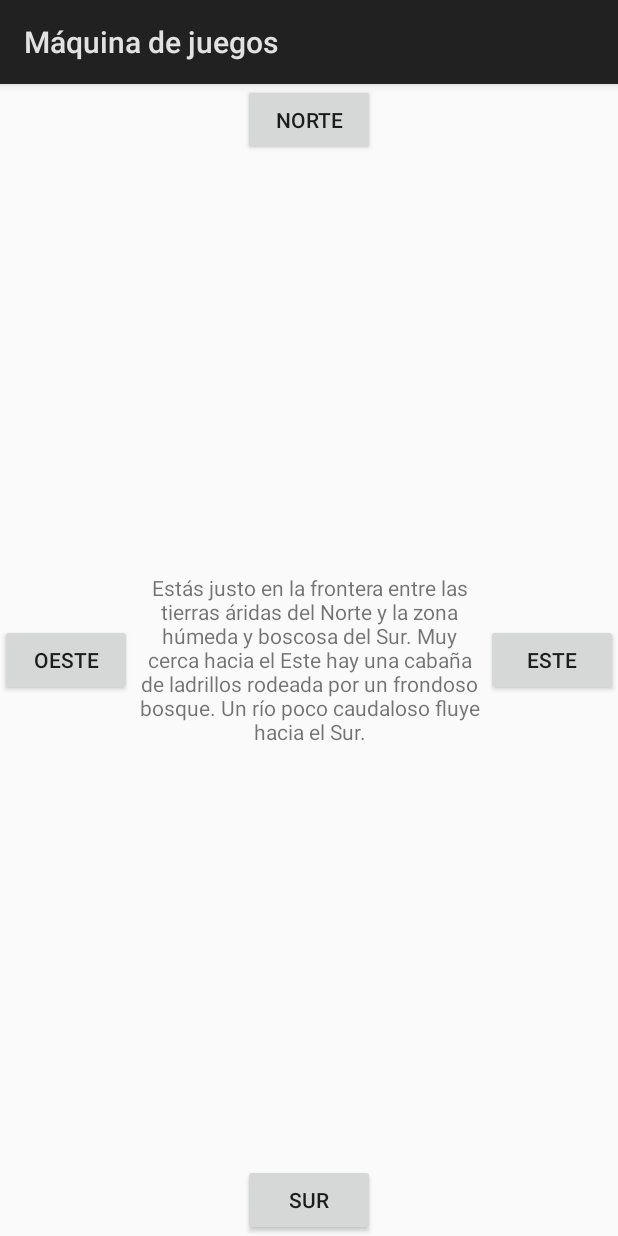
After one commit to JuanAntonioRomero/introduccion-a-android, an Android app: the AdventureGameActivity screen opened directly, with no data from a screen before it, on a phone screen of 412 x 824 dp. The commit adds this screen. Run offline under Robolectric (Android 15) with nearby library versions, the phone set to English and light mode, and no system bars.

Commit message:
Workshop - Step 4 - Adventure game

```diff
--- a/app/src/main/AndroidManifest.xml
+++ b/app/src/main/AndroidManifest.xml
@@ -17,6 +17,7 @@
         </activity>
         <activity android:name=".AdderGameActivity"/>
         <activity android:name=".GuessGameActivity"/>
+        <activity android:name=".AdventureGameActivity"/>
     </application>
 
 </manifest>
--- /dev/null
+++ b/app/src/main/java/com/example/everis/android/introduccionaandroid/AdventureGameActivity.java
@@ -0,0 +1,98 @@
+package com.example.everis.android.introduccionaandroid;
+
+import android.app.Activity;
+import android.os.Bundle;
+import android.view.View;
+import android.widget.Button;
+import android.widget.TextView;
+
+public class AdventureGameActivity extends Activity {
+
+    private static final int[][] mRoomDescriptions = {
+        {R.string.adventure_location_0_0,
+            R.string.adventure_location_0_1,
+            R.string.adventure_location_0_2},
+        {R.string.adventure_location_1_0,
+            R.string.adventure_location_1_1,
+            R.string.adventure_location_1_2},
+        {R.string.adventure_location_2_0,
+            R.string.adventure_location_2_1,
+            R.string.adventure_location_2_2}};
+
+    private int mLocationX;
+    private int mLocationY;
+
+    private TextView mPrompt;
+    private Button mNorthButton;
+    private Button mSouthButton;
+    private Button mEastButton;
+    private Button mWestButton;
+
+    @Override
+    protected void onCreate(Bundle savedInstanceState) {
+        super.onCreate(savedInstanceState);
+        setContentView(R.layout.activity_adventure);
+
+        mPrompt = findViewById(R.id.prompt);
+
+        initializeButtons();
+
+        mLocationX = 1;
+        mLocationY = 1;
+        updatePrompt();
+    }
+
+    private void initializeButtons() {
+        mNorthButton = findViewById(R.id.button_north);
+        mNorthButton.setOnClickListener(new View.OnClickListener() {
+            @Override
+            public void onClick(View view) {
+                mLocationY--;
+                updateState();
+            }
+        });
+
+        mSouthButton = findViewById(R.id.button_south);
+        mSouthButton.setOnClickListener(new View.OnClickListener() {
+            @Override
+            public void onClick(View view) {
+                mLocationY++;
+                updateState();
+            }
+        });
+
+        mEastButton = findViewById(R.id.button_east);
+        mEastButton.setOnClickListener(new View.OnClickListener() {
+            @Override
+            public void onClick(View view) {
+                mLocationX++;
+                updateState();
+            }
+        });
+
+        mWestButton = findViewById(R.id.button_west);
+        mWestButton.setOnClickListener(new View.OnClickListener() {
+            @Override
+            public void onClick(View view) {
+                mLocationX--;
+                updateState();
+            }
+        });
+    }
+
+    private void updateState() {
+        updateButtons();
+        updatePrompt();
+    }
+
+    private void updateButtons() {
+        mNorthButton.setEnabled(mLocationY > 0);
+        mSouthButton.setEnabled(mLocationY < mRoomDescriptions[mLocationX].length - 1);
+        mWestButton.setEnabled(mLocationX > 0);
+        mEastButton.setEnabled(mLocationX < mRoomDescriptions.length - 1);
+    }
+
+    private void updatePrompt() {
+        mPrompt.setText(mRoomDescriptions[mLocationX][mLocationY]);
+    }
+}
--- /dev/null
+++ b/app/src/main/res/layout/activity_adventure.xml
@@ -0,0 +1,48 @@
+<?xml version="1.0" encoding="utf-8"?>
+<RelativeLayout xmlns:android="http://schemas.android.com/apk/res/android"
+                android:layout_width="match_parent"
+                android:layout_height="match_parent">
+
+    <Button
+        android:id="@+id/button_north"
+        android:layout_width="wrap_content"
+        android:layout_height="wrap_content"
+        android:layout_alignParentTop="true"
+        android:layout_centerHorizontal="true"
+        android:text="@string/adventure_north"/>
+
+    <Button
+        android:id="@+id/button_west"
+        android:layout_width="wrap_content"
+        android:layout_height="wrap_content"
+        android:layout_alignParentLeft="true"
+        android:layout_centerVertical="true"
+        android:text="@string/adventure_west"/>
+
+    <Button
+        android:id="@+id/button_east"
+        android:layout_width="wrap_content"
+        android:layout_height="wrap_content"
+        android:layout_alignParentRight="true"
+        android:layout_centerVertical="true"
+        android:text="@string/adventure_east"/>
+
+    <Button
+        android:id="@+id/button_south"
+        android:layout_width="wrap_content"
+        android:layout_height="wrap_content"
+        android:layout_alignParentBottom="true"
+        android:layout_centerHorizontal="true"
+        android:text="@string/adventure_south"/>
+
+    <TextView
+        android:id="@+id/prompt"
+        android:layout_width="match_parent"
+        android:layout_height="wrap_content"
+        android:layout_above="@+id/button_south"
+        android:layout_below="@+id/button_north"
+        android:layout_toLeftOf="@+id/button_east"
+        android:layout_toRightOf="@+id/button_west"
+        android:gravity="center"/>
+
+</RelativeLayout>
--- a/app/src/main/res/values/strings.xml
+++ b/app/src/main/res/values/strings.xml
@@ -27,4 +27,18 @@
     <string name="guessNumber_lower">No, mi número es más bajo que ése.</string>
     <string name="guessNumber_greater">No, mi número es más grande que ése.</string>
     <string name="guessNumber_correct">¡Has acertado! ¡Y solo te ha llevado %s intentos!</string>
+
+    <string name="adventure_north">Norte</string>
+    <string name="adventure_south">Sur</string>
+    <string name="adventure_east">Este</string>
+    <string name="adventure_west">Oeste</string>
+    <string name="adventure_location_0_0">Una gigantesca pirámide escalonada gobierna este lugar. Parece inaccesible desde aquí abajo, sin escalones de tamaño humano a la vista. En lo alto puedes distinguir una puerta metálica doble, cerrada, con el dibujo de unos ojos que parecen mirarte desde las alturas.</string>
+    <string name="adventure_location_0_1">Una gruta en medio de una elevada pared de piedra sirve de nacimiento a un arroyuelo que discurre hacia el sureste. Un solitario salmón intenta en vano subir a contracorriente, una y otra vez.</string>
+    <string name="adventure_location_0_2">El bosque se vuelve totalmente impenetrable a este nivel, incluso para la luz. Por todas partes ves cosas moviéndose, y la textura de los troncos te hacen ver grandes ojos que te observan desde todos los ángulos.</string>
+    <string name="adventure_location_1_0">Te encuentras al borde de un desierto que llega hasta donde alcanza la vista. Dunas de fina arena montan unas sobre otras, y el reflejo del sol ciega tus ojos. No crees ser capaz de aguantar mucho tiempo en este vasto lugar de muerte.</string>
+    <string name="adventure_location_1_1">Estás justo en la frontera entre las tierras áridas del Norte y la zona húmeda y boscosa del Sur. Muy cerca hacia el Este hay una cabaña de ladrillos rodeada por un frondoso bosque. Un río poco caudaloso fluye hacia el Sur.</string>
+    <string name="adventure_location_1_2">Te has internado levemente en los lindes de un bosque húmedo y oscuro. Los árboles cada vez se cierran más, impidiéndote el paso, y cientos de extraños sonidos llenan tus oídos, desde animales correteando hasta el rumor de las hojas secas bajo tus pies.</string>
+    <string name="adventure_location_2_0">Entre la niebla puedes divisar una escarpada cordillera de montañas coronadas de nieve. Un grupo de jabalíes corretean por la ladera de una de las montañas, los lechones jugueteando entre ellos mientras los adultos se afanan buscando comida.</string>
+    <string name="adventure_location_2_1">Delante tuya se alza una pequeña cabaña de piedra y puerta de madera. Parece abandonada desde hace mucho tiempo, salvo por caracoles y algún que otro murciélago que cuelga del porche delantero.</string>
+    <string name="adventure_location_2_2">Un pozo se alza perdido en este lugar, último retazo de civilización en este paraje perdido. Mirando en su interior puedes ver que está seco desde hace tiempo.</string>
 </resources>
```
Also changed, not shown: app/src/main/java/com/example/everis/android/introduccionaandroid/MainActivity.java (+9 -0 lines).
